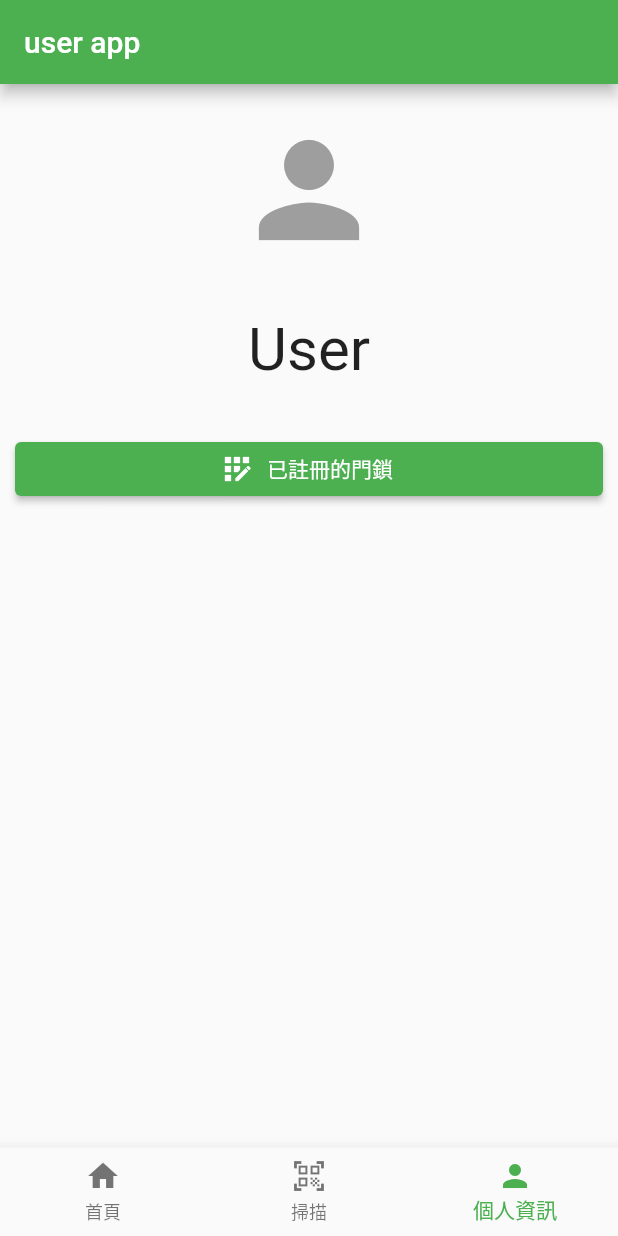
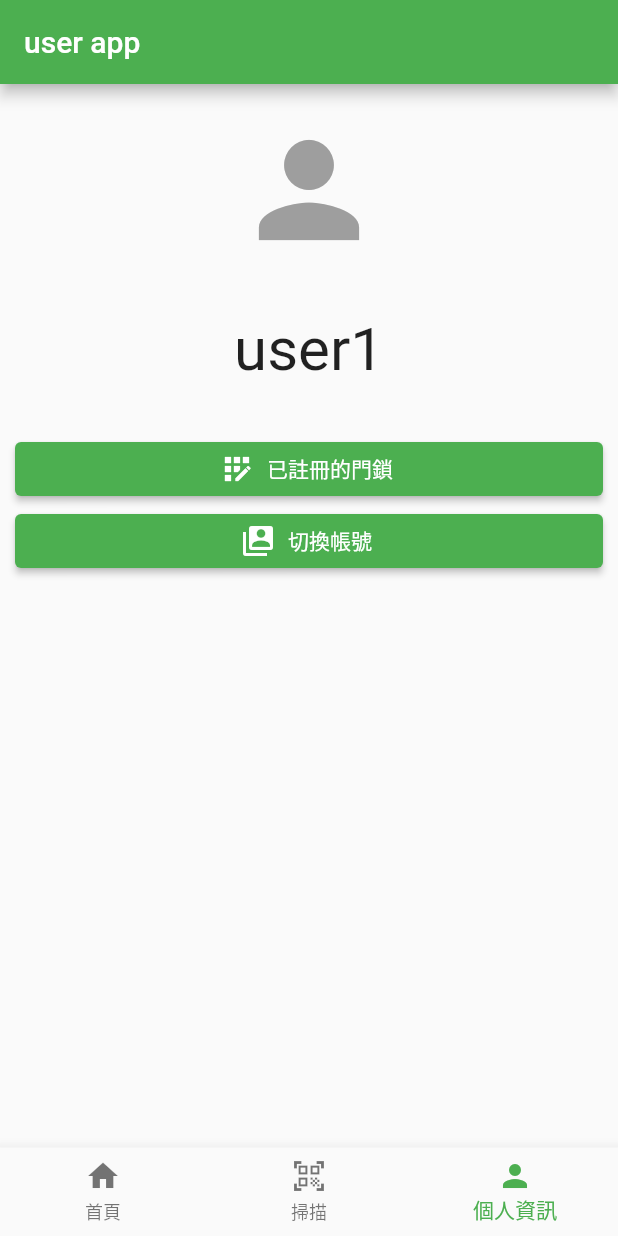
Before and after one commit to ZouXa-88/vc_user, a Flutter app: the screen it shows after launch, item 3 of the bottom bar chosen, on a phone screen of 412 x 824 dp. Run offline on Flutter 3.47's test engine with Material 2 defaults, Android fonts, the phone set to English and light mode, and no system bars; our stand-ins replace basic_utils, qr_flutter; missing offline and left inert: qr_code_scanner; statements that could not run were skipped.

Commit message:
can switch user

```diff
--- a/lib/accounts.dart
+++ b/lib/accounts.dart
@@ -19,6 +19,10 @@ class Accounts {
       return _accounts[name];
     }
     return null;
+  }
+
+  List<String> getAllAccountsList() {
+    return List.of(_accounts.keys);
   }
 }
 
--- a/lib/pages/personality.dart
+++ b/lib/pages/personality.dart
@@ -25,13 +25,13 @@ class _PersonalityState extends State<Personality>{
               size: 100,
             ),
           ),
-          const Expanded(
+          Expanded(
             flex: 1,
             child: Align(
               alignment: Alignment.center,
               child: Text(
-                "User",
-                style: TextStyle(fontSize: 40),
+                currentAccount.getName(),
+                style: const TextStyle(fontSize: 40),
               ),
             ),
           ),
@@ -51,16 +51,32 @@ class _PersonalityState extends State<Personality>{
                       );
                     },
                   ),
-                  /*ElevatedButton.icon(
+                  ElevatedButton.icon(
                     icon: const Icon(Icons.switch_account),
                     label: const Text("切換帳號"),
                     onPressed: () {
-                      Navigator.push(
-                        context,
-                        MaterialPageRoute(builder: (context) => const HistoryDisplay()),
+                      showDialog(
+                        context: context,
+                        builder: (BuildContext context) {
+                          return SimpleDialog(
+                            title: const Text("切換帳號"),
+                            children: accounts.getAllAccountsList().map((value) {
+                              return SimpleDialogOption(
+                                onPressed: () {
+                                  setState(() {
+                                    currentAccount = accounts.getAccount(value)!;
+                                  });
+                                  Navigator.pop(context);
+                                },
+                                child: Text(value),
+                              );
+                            }).toList(),
+                          );
+                        }
                       );
                     },
-                  ),*/
+                  ),
+
                 ],
               ),
             ),
@@ -106,7 +122,7 @@ class RegisteredDoorDisplay extends StatelessWidget {
       floatingActionButton: FloatingActionButton.extended(
         onPressed: () => Navigator.push(
             context,
-            MaterialPageRoute(builder: (context) => DoorRegister(),)
+            MaterialPageRoute(builder: (context) => const DoorRegister())
         ),
         label: const Text("新增門鎖"),
         icon: const Icon(Icons.add),
--- a/lib/pages/scanner.dart
+++ b/lib/pages/scanner.dart
@@ -104,6 +104,7 @@ class _QrCodeKeyState extends State<QrCodeKey> {
   late QrImage qrImage;
   bool qrCodeIsGenerated = false;
 
+
   @override
   void initState() {
     super.initState();
```
